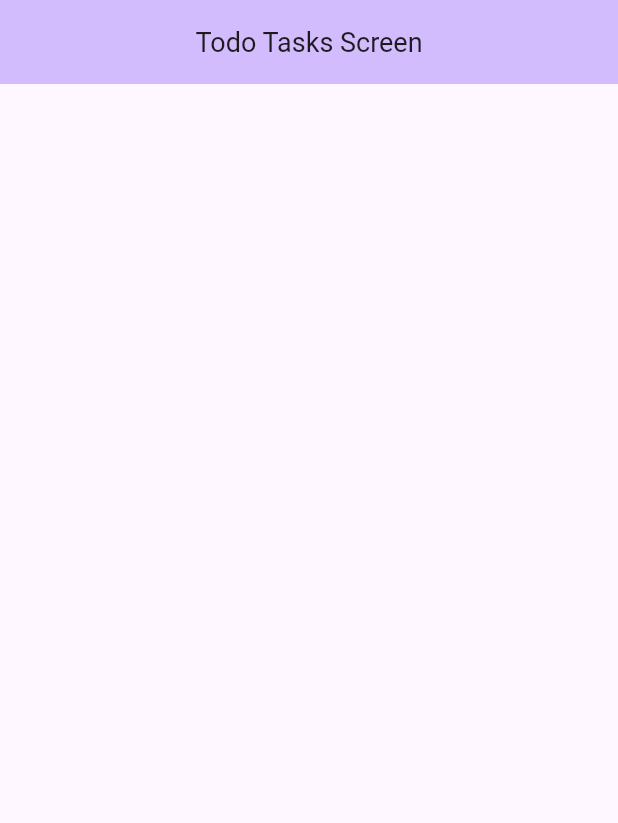
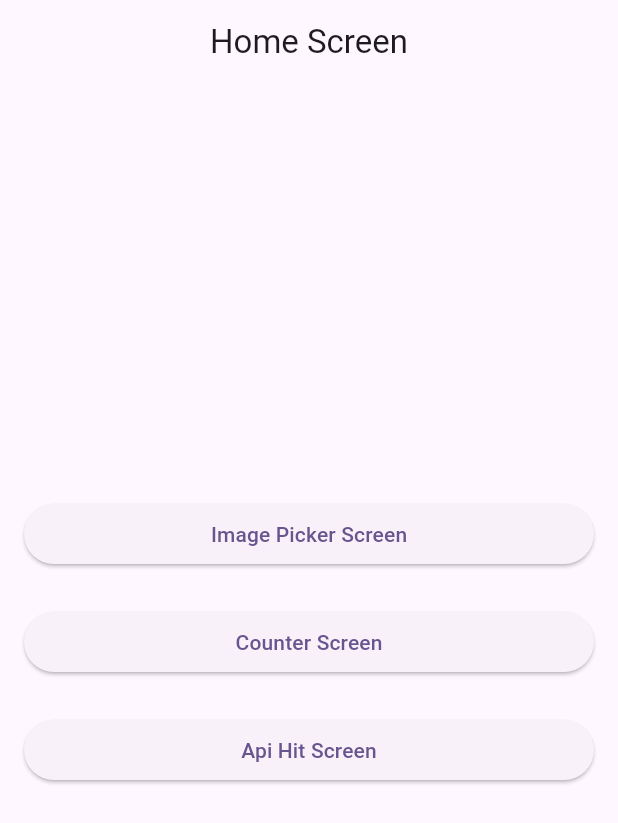
Before and after one commit to zohaibcsl3/bloc_testing, a Flutter app: the screen it shows after launch, on a phone screen of 412 x 824 dp. Shown: the top 823 px of the screen. Run offline on Flutter 3.47's test engine with Material 3 defaults, Android fonts, the phone set to English and light mode, and no system bars; our stand-ins replace bloc, bot_toast, equatable, flutter_bloc, fluttertoast, image_picker.

```diff
--- /dev/null
+++ b/lib/bloc/post/post_bloc.dart
@@ -0,0 +1,22 @@
+import 'package:bloc/bloc.dart';
+import 'package:bloc_testing/bloc/post/post_event.dart';
+import 'package:bloc_testing/bloc/post/post_state.dart';
+import 'package:bloc_testing/repository/post_repository.dart';
+
+class PostBloc extends Bloc<PostEvent, PostState> {
+  PostBloc() : super(const PostState()) {
+    on<FetchDataEvent>(fetchDataFromApi);
+  }
+
+  void fetchDataFromApi(FetchDataEvent event, Emitter<PostState> emit) async {
+    await PostRepository().fetchPost().then((value) {
+      emit(
+        state.copyWith(postStatus: PostStatus.success, commentsList: value),
+      );
+    }).onError((error, stackTrace) {
+      emit(state.copyWith(
+        postStatus: PostStatus.failure,
+      ));
+    });
+  }
+}
--- /dev/null
+++ b/lib/bloc/post/post_event.dart
@@ -0,0 +1,12 @@
+import 'package:equatable/equatable.dart';
+
+abstract class PostEvent extends Equatable {
+  const PostEvent();
+
+  @override
+  List<Object?> get props => [];
+}
+
+class FetchDataEvent extends PostEvent {}
+
+class PostDataEvent extends PostEvent {}
--- /dev/null
+++ b/lib/bloc/post/post_state.dart
@@ -0,0 +1,32 @@
+import 'package:bloc_testing/model/post_comments_model.dart';
+import 'package:equatable/equatable.dart';
+
+enum PostStatus {
+  loading,
+  success,
+  failure,
+  error,
+}
+
+class PostState extends Equatable {
+  final List<CommentsModel>? commentsList;
+  final PostStatus? postStatus;
+
+  const PostState({
+    this.commentsList = const <CommentsModel>[],
+    this.postStatus = PostStatus.loading,
+  });
+
+  PostState copyWith(
+      {List<CommentsModel>? commentsList, PostStatus? postStatus}) {
+    return PostState(
+      commentsList: commentsList ?? this.commentsList,
+      postStatus: postStatus ?? this.postStatus,
+    );
+  }
+
+  @override
+  List<Object?> get props => [
+        commentsList,
+      ]; // Correct implementation of props
+}
--- a/lib/main.dart
+++ b/lib/main.dart
@@ -1,7 +1,7 @@
-import 'package:bloc_testing/bloc/counter/counter_bloc.dart';
 import 'package:bloc_testing/bloc/image_picker/image_picker_bloc.dart';
+import 'package:bloc_testing/bloc/post/post_bloc.dart';
 import 'package:bloc_testing/bloc/switch_button/swtich_bloc.dart';
-import 'package:bloc_testing/ui/todo_screen.dart';
+import 'package:bloc_testing/ui/home_screen.dart';
 import 'package:bloc_testing/utils/image_picker_utils.dart';
 import 'package:flutter/material.dart';
 import 'package:flutter_bloc/flutter_bloc.dart';
@@ -19,13 +19,13 @@ class MyApp extends StatelessWidget {
     return MultiBlocProvider(
       providers: [
         BlocProvider(
-          create: (_) => CounterBloc(),
-        ),
-        BlocProvider(
           create: (_) => SwitchBloc(),
         ),
         BlocProvider(
           create: (_) => ImagePickerBloc(ImagePickerUtils()),
+        ),
+        BlocProvider(
+          create: (_) => PostBloc(),
         ),
       ],
       child: MaterialApp(
@@ -35,7 +35,7 @@ class MyApp extends StatelessWidget {
           colorScheme: ColorScheme.fromSeed(seedColor: Colors.deepPurple),
           useMaterial3: true,
         ),
-        home: const TodoScreen(),
+        home: const HomeScreen(),
       ),
     );
   }
--- /dev/null
+++ b/lib/ui/home_screen.dart
@@ -0,0 +1,91 @@
+import 'package:bloc_testing/ui/counter_screen.dart';
+import 'package:bloc_testing/ui/image_screen.dart';
+import 'package:bloc_testing/ui/post_screen.dart';
+import 'package:flutter/material.dart';
+
+class HomeScreen extends StatefulWidget {
+  const HomeScreen({super.key});
+
+  @override
+  State<HomeScreen> createState() => _HomeScreenState();
+}
+
+class _HomeScreenState extends State<HomeScreen> {
+  @override
+  Widget build(BuildContext context) {
+    return Scaffold(
+      appBar: AppBar(
+        title: const Text("Home Screen"),
+        centerTitle: true,
+      ),
+      body: Padding(
+        padding: const EdgeInsets.all(16.0),
+        child: Column(
+          crossAxisAlignment: CrossAxisAlignment.center,
+          mainAxisAlignment: MainAxisAlignment.center,
+          children: [
+            CustomButton(
+              buttonName: "Image Picker Screen",
+              onTap: () {
+                Navigator.push(
+                  context,
+                  MaterialPageRoute(builder: (context) => const ImageScreen()),
+                );
+              },
+            ),
+            const SizedBox(
+              height: 24.0,
+            ),
+            CustomButton(
+              buttonName: "Counter Screen",
+              onTap: () {
+                Navigator.push(
+                  context,
+                  MaterialPageRoute(
+                      builder: (context) => const CounterScreen()),
+                );
+              },
+            ),
+            const SizedBox(
+              height: 24.0,
+            ),
+            CustomButton(
+              buttonName: "Api Hit Screen",
+              onTap: () {
+                Navigator.push(
+                  context,
+                  MaterialPageRoute(
+                    builder: (context) => const PostScreen(),
+                  ),
+                );
+              },
+            ),
+            const SizedBox(
+              height: 24.0,
+            ),
+          ],
+        ),
+      ),
+    );
+  }
+}
+
+class CustomButton extends StatelessWidget {
+  const CustomButton({super.key, required this.buttonName, this.onTap});
+
+  final String buttonName;
+  final VoidCallback? onTap;
+
+  @override
+  Widget build(BuildContext context) {
+    return SizedBox(
+      width: double.infinity,
+      child: ElevatedButton(
+        onPressed: onTap,
+        child: Text(
+          buttonName,
+        ),
+      ),
+    );
+  }
+}
--- a/lib/ui/image_screen.dart
+++ b/lib/ui/image_screen.dart
@@ -119,7 +119,7 @@ class _ImageScreenState extends State<ImageScreen> {
                             ),
                           ),
                         )
-                      : BoxDecoration(
+                      : const BoxDecoration(
                           color: Colors.grey,
                         ),
                   child: state.file == null
--- a/pubspec.yaml
+++ b/pubspec.yaml
@@ -39,6 +39,9 @@ dependencies:
   flutter_bloc: ^8.1.6
   bloc: ^8.1.4
   image_picker: ^1.1.2
+  http: ^1.2.2
+  fluttertoast: ^8.2.10
+  bot_toast: ^4.1.3
 
 dev_dependencies:
   flutter_test:
```
Also changed, not shown: lib/model/post_comments_model.dart (added, +31 -0 lines), lib/repository/post_repository.dart (added, +28 -0 lines), lib/ui/counter_screen.dart (+48 -10 lines), lib/ui/post_screen.dart (added, +77 -0 lines), lib/utils/display/display_utils.dart (added, +35 -0 lines), pubspec.lock.
